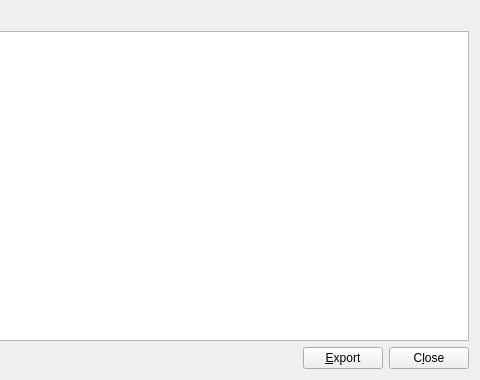
The window that src/qt/forms/addressbookpage.ui (Actinium-project/Actinium) describes before a commit, drawn with Qt 5; both pictures show x 280 to 760 and y 0 to 380 of the 760 by 380 pixel window.
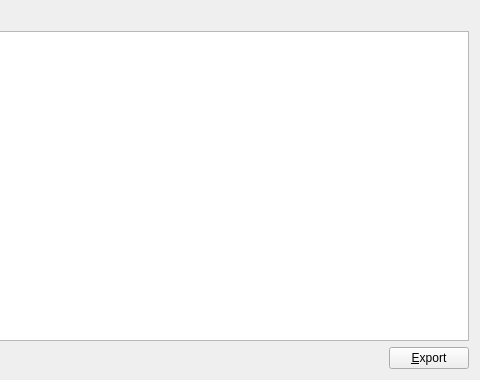
The same window after the commit. Icons and pictures are not drawn.

Commit message: UX improvement: show address pages in main UI

What changed in the file:
```diff
--- a/src/qt/forms/addressbookpage.ui
+++ b/src/qt/forms/addressbookpage.ui
@@ -132,22 +132,6 @@
        </property>
       </widget>
      </item>
-     <item>
-      <widget class="QPushButton" name="closeButton">
-       <property name="sizePolicy">
-        <sizepolicy hsizetype="Minimum" vsizetype="Minimum">
-         <horstretch>0</horstretch>
-         <verstretch>0</verstretch>
-        </sizepolicy>
-       </property>
-       <property name="text">
-        <string>C&amp;lose</string>
-       </property>
-       <property name="autoDefault">
-        <bool>false</bool>
-       </property>
-      </widget>
-     </item>
     </layout>
    </item>
   </layout>
```
The commit also changes 7 other files.
